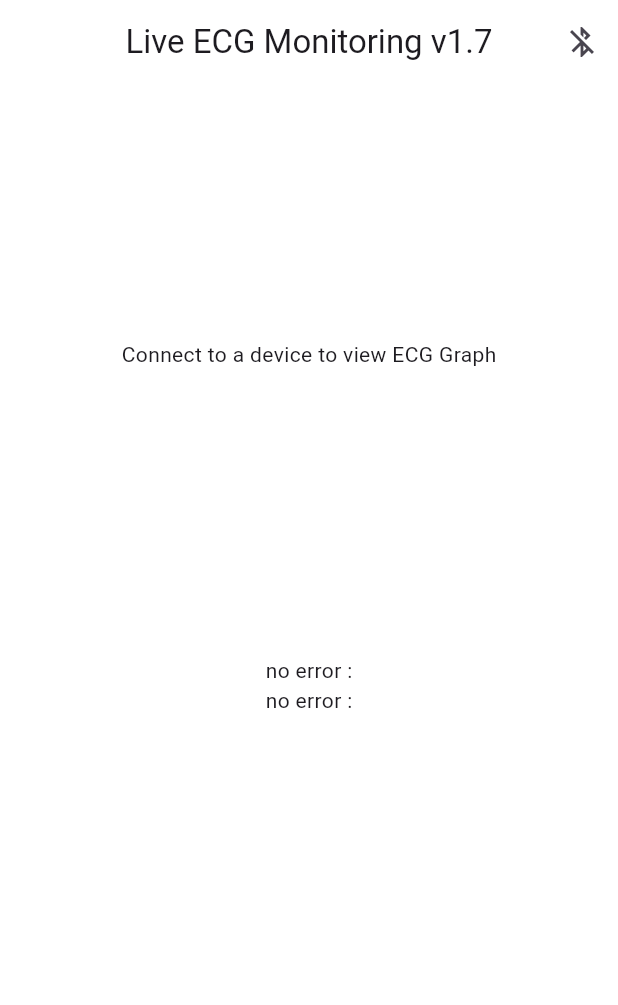
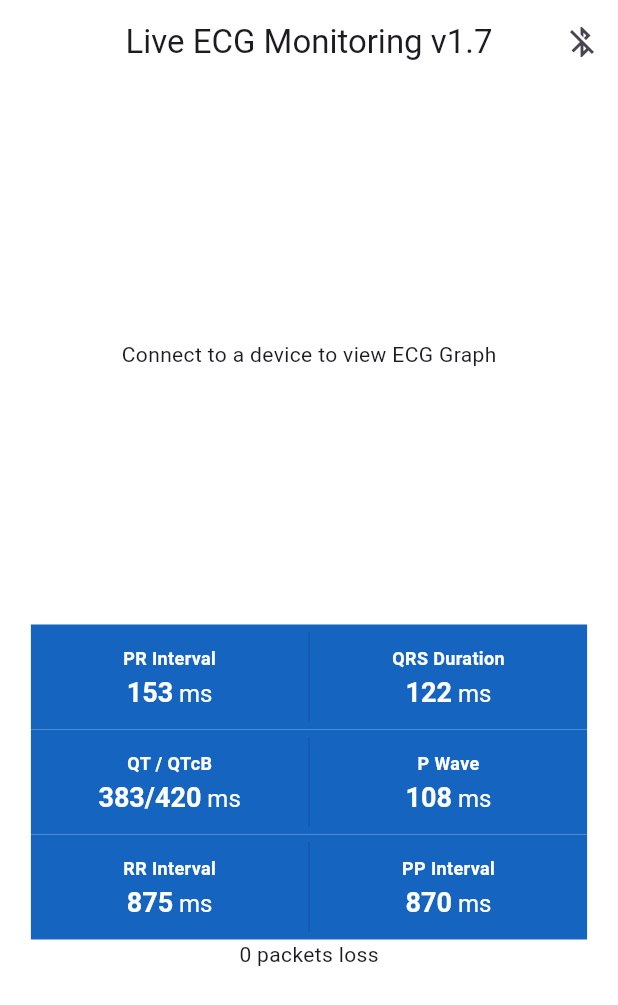
Before and after one commit to waleedahmd308/ecg_controller, a Flutter app: the screen it shows after launch, on a phone screen of 412 x 824 dp. Shown: the top 1005 px of the screen. Run offline on Flutter 3.47's test engine with Material 3 defaults, Android fonts, the light colour scheme and no system bars; our stand-ins replace device_preview, flutter_blue_plus, get, permission_handler, syncfusion_flutter_charts.

Commit message:
fix: format 1 added in the code

```diff
--- a/lib/app/modules/home/views/home_view.dart
+++ b/lib/app/modules/home/views/home_view.dart
@@ -54,7 +54,7 @@ class HomeView extends StatelessWidget {
                   SizedBox(height: constraints.maxHeight * 0.02), // 2% vertical spacing
                   ecgGraphWidget(graphHeight, graphWidth),
                   SizedBox(height: constraints.maxHeight * 0.02),
-                  // DashBoardIcons(),
+                   DashBoardIcons(),
                   testWidget(),
                   SizedBox(height: constraints.maxHeight * 0.02),
                   HomeStopStartButton(),
@@ -155,10 +155,10 @@ class testWidget extends StatelessWidget {
           builder: (context) {
             return Column(
               children: [
-                Text(ecgController.receivedStringGlobal.toString()),
+               // Text(ecgController.receivedStringGlobal.toString()),
                //  Text(ecgController.pakcetLossText.toString()),
-                 Text("no error :${ecgController.noError.toString()}"),
-                 Text("no error :${ecgController.failedCheck.toString()}"),
+                // Text("no error :${ecgController.noError.toString()}"),
+                 Text("${ecgController.packetLossCount.toString()} packets loss"),
                 //  Text(ecgController.ftime.toString()),
                 // Text(ecgController.Stime.toString()),
             //    Text(ecgController.valueTry.toString()),
--- a/lib/app/modules/home/views/widgets/graph_dashboard.dart
+++ b/lib/app/modules/home/views/widgets/graph_dashboard.dart
@@ -13,7 +13,7 @@ class DashBoardIcons extends StatelessWidget {
     return Column(
       children: [
         Container(
-          color: Colors.grey[200],
+          color: Colors.blue[800],
           child: Row(
             mainAxisAlignment: MainAxisAlignment.spaceEvenly,
             crossAxisAlignment: CrossAxisAlignment.center,
@@ -26,7 +26,7 @@ class DashBoardIcons extends StatelessWidget {
         ),
         // const SizedBox(height: 6),
         Container(
-          color: Colors.grey[200],
+          color: Colors.blue[800],
           child: Row(
             mainAxisAlignment: MainAxisAlignment.spaceEvenly,
             crossAxisAlignment: CrossAxisAlignment.center,
@@ -39,7 +39,7 @@ class DashBoardIcons extends StatelessWidget {
         ),
         // const SizedBox(height: 6),
         Container(
-          color: Colors.grey[200],
+          color: Colors.blue[800],
           child: Row(
             mainAxisAlignment: MainAxisAlignment.spaceEvenly,
             crossAxisAlignment: CrossAxisAlignment.center,
@@ -83,7 +83,7 @@ class ParameterDisplay extends StatelessWidget {
             style: TextStyle(
               fontSize: 12, // Smaller font size for title
               fontWeight: FontWeight.bold,
-              color: Colors.grey[600], // Lighter color
+              color: Colors.white, // Lighter color
             ),
           ),
           const SizedBox(height: 4),
@@ -94,7 +94,7 @@ class ParameterDisplay extends StatelessWidget {
               style: TextStyle(
                 fontSize: 18, // Larger font size for value
                 fontWeight: FontWeight.bold,
-                color: Colors.black, // Dark color for value
+                color: Colors.white, // Dark color for value
               ),
               children: [
                 if (unit != null)
@@ -103,7 +103,7 @@ class ParameterDisplay extends StatelessWidget {
                     style: TextStyle(
                       fontSize: 16, // Slightly smaller for the unit
                       fontWeight: FontWeight.normal,
-                      color: Colors.grey[600],
+                      color: Colors.white,
                     ),
                   ),
               ],
```
Also changed, not shown: lib/app/modules/home/controllers/home_controller.dart (+40 -9 lines).
